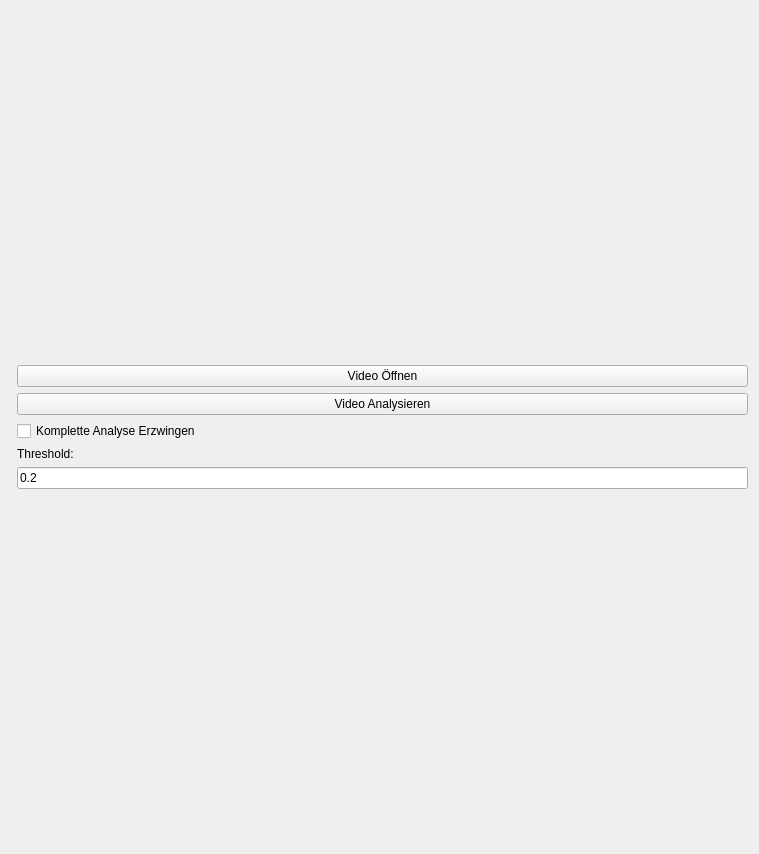
This is ui/view_eye_blinking.ui in cvjena/JeFaPaTo as Qt 5 draws it before an edit. The edited form follows.
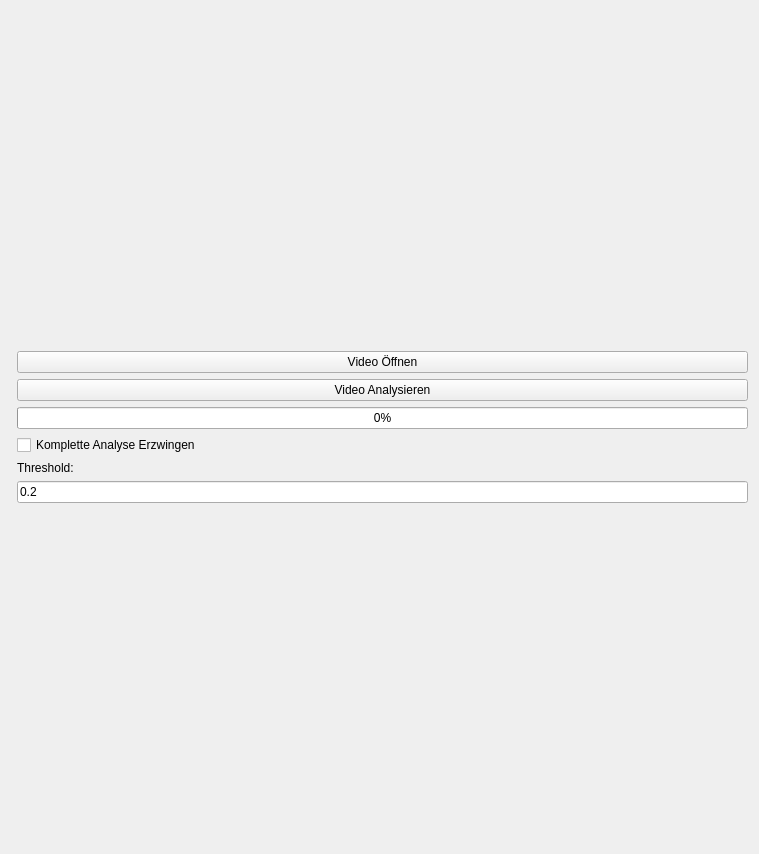
This is the edited form.

Commit message: Added progressbar for displaying the current progress

Patch:
```diff
--- a/ui/view_eye_blinking.ui
+++ b/ui/view_eye_blinking.ui
@@ -82,6 +82,13 @@
          </property>
         </widget>
        </item>
+       <item>
+        <widget class="QProgressBar" name="progressbar_analyze">
+         <property name="value">
+          <number>0</number>
+         </property>
+        </widget>
+       </item>
        <item>
         <widget class="QCheckBox" name="checkbox_analysis">
          <property name="text">
```
The commit also changes 3 other files.
